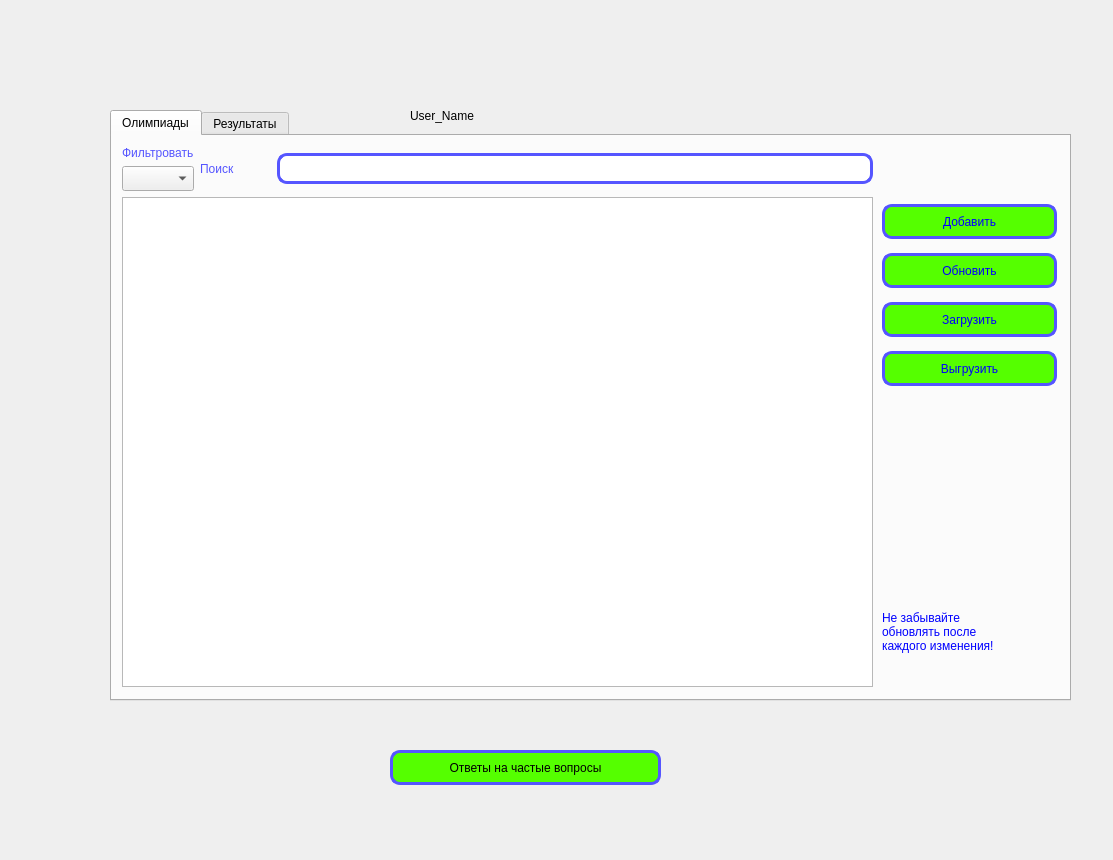
Mathew5555/The-Olympiad-schedule, file main_window.ui: the form before one commit.
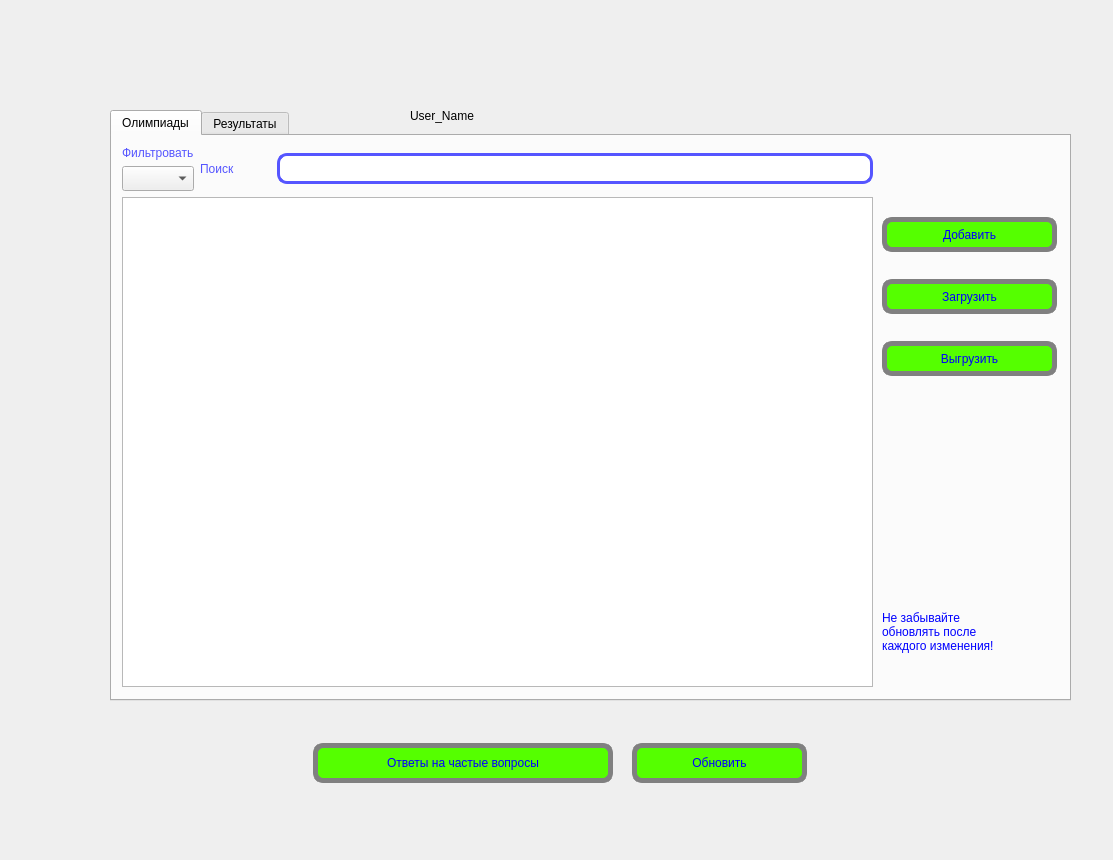
The form after the commit.

The edit to the form file:
```diff
--- a/main_window.ui
+++ b/main_window.ui
@@ -80,12 +80,17 @@
           <string>&lt;html&gt;&lt;head/&gt;&lt;body&gt;&lt;p&gt;После добавления не забудьте обновить!&lt;/p&gt;&lt;/body&gt;&lt;/html&gt;</string>
          </property>
          <property name="styleSheet">
-          <string notr="true">background-color: rgb(85, 255, 0);
+          <string notr="true">#add {
+background-color: rgb(85, 255, 0);
 font: 75 10pt &quot;MS Shell Dlg 2&quot;;
 border-radius: 10px;
-border: 3px solid #5555ff;
+border: 5px solid grey;
 color: blue;
-</string>
+}
+
+#add:hover {
+border: 5px solid #5555ff;
+}</string>
          </property>
          <property name="text">
           <string>Добавить</string>
@@ -95,33 +100,6 @@
          </attribute>
         </widget>
        </item>
-       <item>
-        <widget class="QPushButton" name="add_2">
-         <property name="minimumSize">
-          <size>
-           <width>100</width>
-           <height>35</height>
-          </size>
-         </property>
-         <property name="maximumSize">
-          <size>
-           <width>175</width>
-           <height>16777215</height>
-          </size>
-         </property>
-         <property name="styleSheet">
-          <string notr="true">background-color: rgb(85, 255, 0);
-font: 75 10pt &quot;MS Shell Dlg 2&quot;;
-border-radius: 10px;
-border: 3px solid #5555ff;
-color: blue;
-</string>
-         </property>
-         <property name="text">
-          <string>Обновить</string>
-         </property>
-        </widget>
-       </item>
        <item>
         <widget class="QPushButton" name="download">
          <property name="maximumSize">
@@ -137,12 +115,17 @@
           <string>&lt;html&gt;&lt;head/&gt;&lt;body&gt;&lt;p&gt;afafsd&lt;/p&gt;&lt;/body&gt;&lt;/html&gt;</string>
          </property>
          <property name="styleSheet">
-          <string notr="true">background-color: rgb(85, 255, 0);
+          <string notr="true">#download {
+background-color: rgb(85, 255, 0);
 font: 75 10pt &quot;MS Shell Dlg 2&quot;;
 border-radius: 10px;
-border: 3px solid #5555ff;
+border: 5px solid grey;
 color: blue;
-</string>
+}
+
+#download:hover {
+border: 5px solid #5555ff;
+}</string>
          </property>
          <property name="text">
           <string>Загрузить</string>
@@ -161,12 +144,17 @@
           </size>
          </property>
          <property name="styleSheet">
-          <string notr="true">background-color: rgb(85, 255, 0);
+          <string notr="true">#upload {
+background-color: rgb(85, 255, 0);
 font: 75 10pt &quot;MS Shell Dlg 2&quot;;
 border-radius: 10px;
-border: 3px solid #5555ff;
+border: 5px solid grey;
 color: blue;
-</string>
+}
+
+#upload:hover {
+border: 5px solid #5555ff;
+}</string>
          </property>
          <property name="text">
           <string>Выгрузить</string>
@@ -437,32 +425,81 @@
      </widget>
     </widget>
    </widget>
-   <widget class="QPushButton" name="upload_2">
+   <widget class="QWidget" name="layoutWidget">
     <property name="geometry">
      <rect>
-      <x>390</x>
-      <y>750</y>
-      <width>271</width>
-      <height>35</height>
+      <x>300</x>
+      <y>740</y>
+      <width>521</width>
+      <height>47</height>
      </rect>
     </property>
-    <property name="maximumSize">
-     <size>
-      <width>300</width>
-      <height>35</height>
-     </size>
-    </property>
-    <property name="styleSheet">
-     <string notr="true">background-color: rgb(85, 255, 0);
+    <layout class="QHBoxLayout" name="horizontalLayout_3">
+     <item>
+      <widget class="QPushButton" name="upload_2">
+       <property name="minimumSize">
+        <size>
+         <width>0</width>
+         <height>40</height>
+        </size>
+       </property>
+       <property name="maximumSize">
+        <size>
+         <width>300</width>
+         <height>40</height>
+        </size>
+       </property>
+       <property name="styleSheet">
+        <string notr="true">#upload_2 {
+background-color: rgb(85, 255, 0);
 font: 75 10pt &quot;MS Shell Dlg 2&quot;;
 border-radius: 10px;
-border: 3px solid #5555ff;
+border: 5px solid grey;
+color: blue;
+}
 
-</string>
-    </property>
-    <property name="text">
-     <string>Ответы на частые вопросы</string>
-    </property>
+#upload_2:hover {
+border: 5px solid #5555ff;
+}</string>
+       </property>
+       <property name="text">
+        <string>Ответы на частые вопросы</string>
+       </property>
+      </widget>
+     </item>
+     <item>
+      <widget class="QPushButton" name="update_button">
+       <property name="minimumSize">
+        <size>
+         <width>175</width>
+         <height>40</height>
+        </size>
+       </property>
+       <property name="maximumSize">
+        <size>
+         <width>175</width>
+         <height>16777215</height>
+        </size>
+       </property>
+       <property name="styleSheet">
+        <string notr="true">#update_button {
+background-color: rgb(85, 255, 0);
+font: 75 10pt &quot;MS Shell Dlg 2&quot;;
+border-radius: 10px;
+border: 5px solid grey;
+color: blue;
+}
+
+#update_button:hover {
+border: 5px solid #5555ff;
+}</string>
+       </property>
+       <property name="text">
+        <string>Обновить</string>
+       </property>
+      </widget>
+     </item>
+    </layout>
    </widget>
   </widget>
  </widget>
```
Left out of the diff: 34 changed lines with no effect on the pictures.
